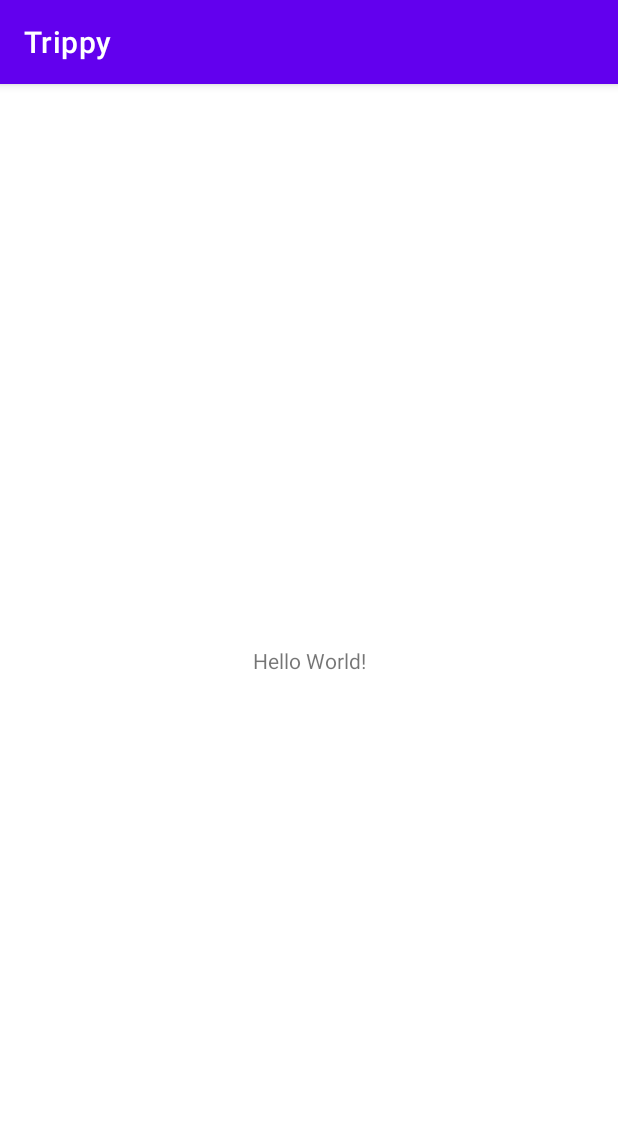
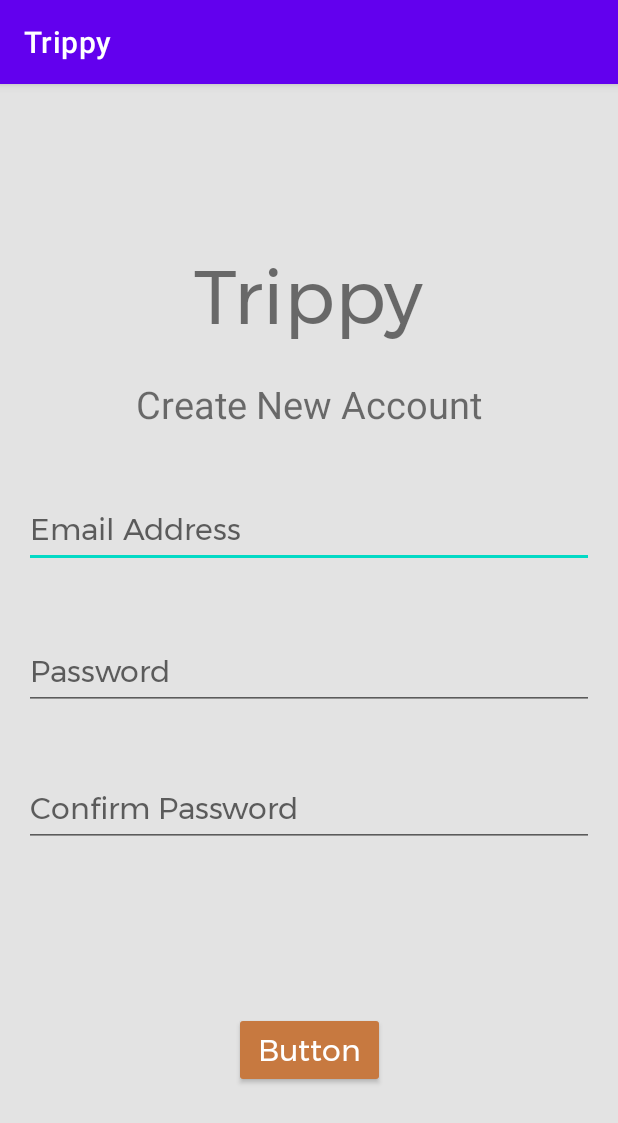
Before and after one commit to rongoldinfeld/trippy, an Android app: the screen it shows after launch (MainActivity before the commit, Register after it), on a phone screen of 412 x 824 dp. Shown: the top 1123 px of the screen. Run offline under Robolectric (Android 15) with nearby library versions, the phone set to English and light mode, and no system bars; our stand-ins replace Firebase (no records; nobody signed in at launch, a user with empty details on screens opened directly).

Commit message:
added registration with firebase

```diff
--- /dev/null
+++ b/app/src/main/java/com/colman/trippy/Register.java
@@ -0,0 +1,87 @@
+package com.colman.trippy;
+
+import android.content.Intent;
+import android.os.Bundle;
+import android.text.TextUtils;
+import android.view.View;
+import android.widget.Button;
+import android.widget.EditText;
+import android.widget.ProgressBar;
+import android.widget.Toast;
+
+import androidx.appcompat.app.AppCompatActivity;
+
+import com.colman.trippy.models.User;
+import com.colman.trippy.models.UserModel;
+import com.google.firebase.auth.FirebaseAuth;
+
+public class Register extends AppCompatActivity {
+
+    EditText mEmail, mPassword, mConfirmPassword;
+    ProgressBar mProgressBar;
+    Button mRegisterBtn;
+    FirebaseAuth fAuth;
+
+    @Override
+    protected void onCreate(Bundle savedInstanceState) {
+        super.onCreate(savedInstanceState);
+        setContentView(R.layout.activity_register);
+
+        mEmail = findViewById(R.id.emailAddress);
+        mPassword = findViewById(R.id.password);
+        mConfirmPassword = findViewById(R.id.confirmPassword);
+        mRegisterBtn = findViewById(R.id.registerButton);
+        mProgressBar = findViewById(R.id.progressBar);
+        fAuth = FirebaseAuth.getInstance();
+
+        UserModel.instance.isLoggedIn(result -> {
+            if (result) {
+                Toast.makeText(Register.this, "Already logged in!", Toast.LENGTH_SHORT).show();
+                startActivity(new Intent(getApplicationContext(), MainActivity.class));
+            }
+        });
+
+        mRegisterBtn.setOnClickListener(view -> {
+            String email = mEmail.getText().toString().trim();
+            String password = mPassword.getText().toString().trim();
+            String confirmPassword = mConfirmPassword.getText().toString().trim();
+
+            if (TextUtils.isEmpty(email)) {
+                mEmail.setError("Email is Required.");
+                return;
+            }
+
+            if (TextUtils.isEmpty(password)) {
+                mPassword.setError("Password is Required.");
+                return;
+            }
+
+            if (password.length() < 6) {
+                mPassword.setError("Password length must be >=6 characters");
+                return;
+            }
+
+            if (!TextUtils.equals(password, confirmPassword)) {
+                mConfirmPassword.setError("Password are not the same");
+                return;
+            }
+
+            User user = new User(email, password);
+            mProgressBar.setVisibility(View.VISIBLE);
+            UserModel.instance.registerUser(user, new UserModel.AddUserListener() {
+                @Override
+                public void onComplete(User result) {
+                    Toast.makeText(Register.this, "Registered successfully", Toast.LENGTH_SHORT).show();
+                    mProgressBar.setVisibility(View.INVISIBLE);
+                    startActivity(new Intent(getApplicationContext(), MainActivity.class));
+                }
+
+                @Override
+                public void onFailure(String message) {
+                    mProgressBar.setVisibility(View.INVISIBLE);
+                    Toast.makeText(Register.this, "Error!" + message, Toast.LENGTH_SHORT).show();
+                }
+            });
+        });
+    }
+}
--- /dev/null
+++ b/app/src/main/java/com/colman/trippy/models/UserFirebaseModel.java
@@ -0,0 +1,29 @@
+package com.colman.trippy.models;
+
+import com.google.firebase.auth.FirebaseAuth;
+
+public class UserFirebaseModel {
+    FirebaseAuth firebaseAuth = FirebaseAuth.getInstance();
+
+    public void register(User user, UserModel.AddUserListener listener) {
+        firebaseAuth.createUserWithEmailAndPassword(user.getEmail(), user.getPassword()).addOnCompleteListener(task -> {
+            if (task.isSuccessful()) {
+                listener.onComplete(user);
+            }
+            if (task.getException() != null) {
+                listener.onFailure(task.getException().getMessage());
+            }
+        });
+    }
+
+    public void login(String email, String password, UserModel.LoginUserListener listener) {
+    }
+
+    public void isLoggedIn(UserModel.IsLoggedInListener listener) {
+        listener.onComplete(firebaseAuth.getCurrentUser() != null);
+    }
+
+    public void logout() {
+        firebaseAuth.signOut();
+    }
+}
--- /dev/null
+++ b/app/src/main/java/com/colman/trippy/models/UserModel.java
@@ -0,0 +1,44 @@
+package com.colman.trippy.models;
+
+public class UserModel {
+    public final static UserModel instance = new UserModel();
+
+    UserFirebaseModel modelFirebase = new UserFirebaseModel();
+
+    private UserModel() {
+    }
+
+    public interface Listener<T> {
+
+        void onComplete(T result);
+        void onFailure(String message);
+
+    }
+    public interface AddUserListener extends Listener<User> {
+
+    }
+    public void registerUser(final User user, final AddUserListener listener) {
+        modelFirebase.register(user, listener);
+    }
+
+
+    public interface LoginUserListener extends Listener<User> {
+
+    }
+    public void loginUser(String email, String password, LoginUserListener listener) {
+        modelFirebase.login(email, password, listener);
+    }
+
+    public void logout() {
+        modelFirebase.logout();
+    }
+
+    public interface IsLoggedInListener {
+        void onComplete(boolean result);
+    }
+
+    public void isLoggedIn(IsLoggedInListener listener) {
+        modelFirebase.isLoggedIn(listener);
+    }
+
+}
--- /dev/null
+++ b/app/src/main/res/layout/activity_register.xml
@@ -0,0 +1,104 @@
+<?xml version="1.0" encoding="utf-8"?>
+<androidx.constraintlayout.widget.ConstraintLayout xmlns:android="http://schemas.android.com/apk/res/android"
+    xmlns:app="http://schemas.android.com/apk/res-auto"
+    xmlns:tools="http://schemas.android.com/tools"
+    android:layout_width="match_parent"
+    android:layout_height="match_parent"
+    android:background="@color/background_color"
+    tools:context=".Register">
+
+    <TextView
+        android:id="@+id/textView"
+        android:layout_width="wrap_content"
+        android:layout_height="wrap_content"
+        android:fontFamily="@font/montserrat"
+        android:text="@string/app_name"
+        android:textSize="50sp"
+        app:layout_constraintBottom_toBottomOf="parent"
+        app:layout_constraintEnd_toEndOf="parent"
+        app:layout_constraintStart_toStartOf="parent"
+        app:layout_constraintTop_toTopOf="parent"
+        app:layout_constraintVertical_bias="0.14999998" />
+
+    <TextView
+        android:id="@+id/textView2"
+        android:layout_width="wrap_content"
+        android:layout_height="wrap_content"
+        android:layout_marginTop="16dp"
+        android:text="@string/create_new_account"
+        android:textSize="25sp"
+        app:layout_constraintEnd_toEndOf="parent"
+        app:layout_constraintStart_toStartOf="parent"
+        app:layout_constraintTop_toBottomOf="@+id/textView" />
+
+    <EditText
+        android:id="@+id/emailAddress"
+        style="@style/EditText"
+        android:layout_width="0dp"
+        android:layout_height="wrap_content"
+        android:layout_marginStart="16dp"
+        android:layout_marginEnd="16dp"
+        android:ems="10"
+        android:hint="Email Address"
+        android:inputType="textEmailAddress"
+        app:layout_constraintBottom_toBottomOf="parent"
+        app:layout_constraintEnd_toEndOf="parent"
+        app:layout_constraintHorizontal_bias="0.498"
+        app:layout_constraintStart_toStartOf="parent"
+        app:layout_constraintTop_toBottomOf="@+id/textView2"
+        app:layout_constraintVertical_bias="0.084" />
+
+    <EditText
+        android:id="@+id/password"
+        android:hint="Password"
+        app:layout_constraintBottom_toBottomOf="parent"
+        app:layout_constraintEnd_toEndOf="parent"
+        app:layout_constraintHorizontal_bias="0.0"
+        app:layout_constraintStart_toStartOf="parent"
+        app:layout_constraintTop_toBottomOf="@+id/emailAddress"
+        app:layout_constraintVertical_bias="0.11"
+        style="@style/EditText" />
+
+    <EditText
+        android:id="@+id/confirmPassword"
+        style="@style/EditText"
+        android:layout_width="0dp"
+        android:layout_height="wrap_content"
+        android:layout_marginStart="16dp"
+        android:layout_marginEnd="16dp"
+        android:ems="10"
+        android:hint="Confirm Password"
+        android:inputType="textPassword"
+        app:layout_constraintBottom_toBottomOf="parent"
+        app:layout_constraintEnd_toEndOf="parent"
+        app:layout_constraintHorizontal_bias="0.0"
+        app:layout_constraintStart_toStartOf="parent"
+        app:layout_constraintTop_toBottomOf="@+id/password"
+        app:layout_constraintVertical_bias="0.134" />
+
+    <Button
+        android:id="@+id/registerButton"
+        style="@style/PrimaryButton"
+        android:text="Button"
+        app:backgroundTint="#C77940"
+        app:layout_constraintBottom_toBottomOf="parent"
+        app:layout_constraintEnd_toEndOf="parent"
+        app:layout_constraintStart_toStartOf="parent"
+        app:layout_constraintTop_toBottomOf="@+id/confirmPassword"
+        app:layout_constraintVertical_bias="0.526"
+        tools:text="Register Now!" />
+
+    <ProgressBar
+        android:id="@+id/progressBar"
+        style="?android:attr/progressBarStyle"
+        android:layout_width="wrap_content"
+        android:layout_height="wrap_content"
+        android:layout_marginStart="24dp"
+        android:layout_marginEnd="24dp"
+        android:visibility="invisible"
+        app:layout_constraintBottom_toTopOf="@+id/registerButton"
+        app:layout_constraintEnd_toEndOf="parent"
+        app:layout_constraintStart_toStartOf="parent"
+        app:layout_constraintTop_toBottomOf="@+id/confirmPassword" />
+
+</androidx.constraintlayout.widget.ConstraintLayout>
--- a/app/src/main/res/values/colors.xml
+++ b/app/src/main/res/values/colors.xml
@@ -7,4 +7,5 @@
     <color name="teal_700">#FF018786</color>
     <color name="black">#FF000000</color>
     <color name="white">#FFFFFFFF</color>
+    <color name="background_color">#e3e3e3</color>
 </resources>
--- a/app/src/main/res/values/strings.xml
+++ b/app/src/main/res/values/strings.xml
@@ -1,3 +1,4 @@
 <resources>
     <string name="app_name">Trippy</string>
+    <string name="create_new_account">Create New Account</string>
 </resources>
--- /dev/null
+++ b/app/src/main/res/values/styles.xml
@@ -0,0 +1,25 @@
+<?xml version="1.0" encoding="utf-8"?>
+<resources>
+
+    <style name="EditText">
+        <item name="android:layout_width">0dp</item>
+        <item name="android:layout_height">wrap_content</item>
+        <item name="android:layout_marginStart">16dp</item>
+        <item name="android:layout_marginEnd">16dp</item>
+        <item name="android:ems">10</item>
+        <item name="android:inputType">textPassword</item>
+        <item name="android:textAppearance">@style/App_EditTextStyle</item>
+    </style>
+
+    <style name="Button">
+
+    </style>
+
+    <style name="PrimaryButton" parent="Widget.AppCompat.Button">
+        <item name="android:layout_width">wrap_content</item>
+        <item name="android:layout_height">wrap_content</item>
+        <item name="android:layout_marginStart">8dp</item>
+        <item name="android:layout_marginEnd">8dp</item>
+        <item name="android:textAppearance">@style/App_EditTextStyle</item>
+    </style>
+</resources>
--- a/app/src/main/res/values/themes.xml
+++ b/app/src/main/res/values/themes.xml
@@ -12,5 +12,10 @@
         <!-- Status bar color. -->
         <item name="android:statusBarColor" tools:targetApi="l">?attr/colorPrimaryVariant</item>
         <!-- Customize your theme here. -->
+        <item name="editTextStyle">@style/App_EditTextStyle</item>
+    </style>
+    <style name="App_EditTextStyle" parent="@android:style/Widget.EditText">
+        <item name="android:fontFamily">@font/montserrat</item>
+        <item name="android:textSize">20sp</item>
     </style>
 </resources>
```
Also changed, not shown: app/build.gradle (+5 -5 lines), app/src/main/AndroidManifest.xml (+5 -3 lines), app/src/main/java/com/colman/trippy/Login.java (added, +14 -0 lines), app/src/main/java/com/colman/trippy/models/User.java (added, +27 -0 lines), app/src/main/res/layout/activity_login.xml (added, +9 -0 lines), app/src/main/res/font/montserrat.ttf (added).
